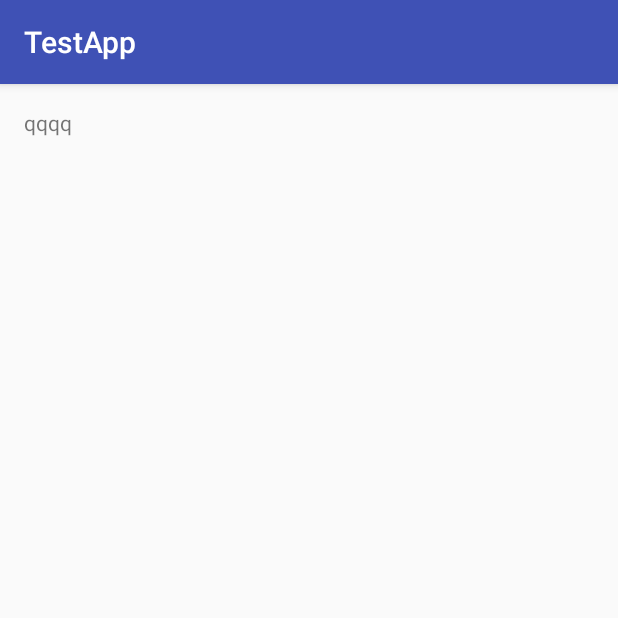
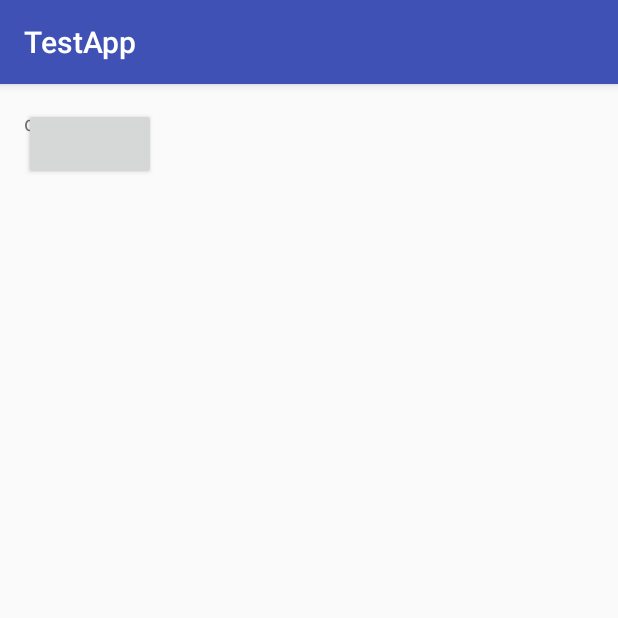
Before and after one commit to givemepassxd999/TestApp, an Android app: the screen it shows after launch (MainActivity), on a phone screen of 412 x 824 dp, the top half of it. Run offline under Robolectric (Android 15) with nearby library versions, the phone set to English and light mode, and no system bars.

```diff
--- a/MyApplication/app/src/main/java/com/example/rick/testapp/MainActivity.java
+++ b/MyApplication/app/src/main/java/com/example/rick/testapp/MainActivity.java
@@ -2,16 +2,27 @@ package com.example.rick.testapp;
 
 import android.support.v7.app.AppCompatActivity;
 import android.os.Bundle;
+import android.view.View;
+import android.widget.Button;
 import android.widget.TextView;
 
 public class MainActivity extends AppCompatActivity {
     private String str;
     private TextView textView;
+    private Button mButton;
     @Override
     protected void onCreate(Bundle savedInstanceState) {
         super.onCreate(savedInstanceState);
         setContentView(R.layout.activity_main);
         textView = (TextView) findViewById(R.id.text_view);
         textView.setText("qqqq");
+        mButton = (Button) findViewById(R.id.button);
+        mButton.setOnClickListener(new View.OnClickListener() {
+            @Override
+            public void onClick(View v) {
+                str.toLowerCase();
+            }
+        });
+
     }
 }
--- a/MyApplication/app/src/main/res/layout/activity_main.xml
+++ b/MyApplication/app/src/main/res/layout/activity_main.xml
@@ -14,4 +14,8 @@
         android:layout_height="wrap_content"
         android:id="@+id/text_view"
         android:text="Hello World!" />
+    <Button
+        android:id="@+id/button"
+        android:layout_width="wrap_content"
+        android:layout_height="wrap_content" />
 </RelativeLayout>
```
